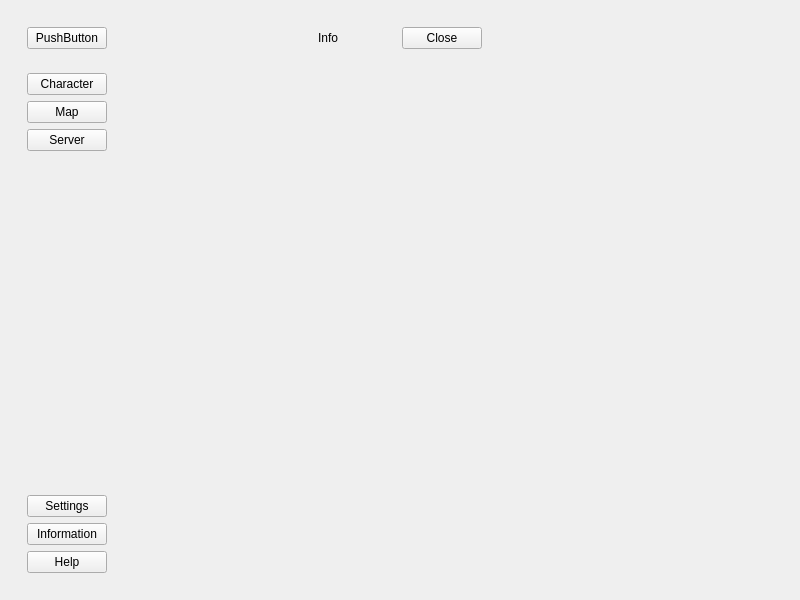
Above: designer pyside/ui/QCustomQMainWindow.ui from La-Cuisine/Dungeon-Kitchen before the change. Below: the same form after it.
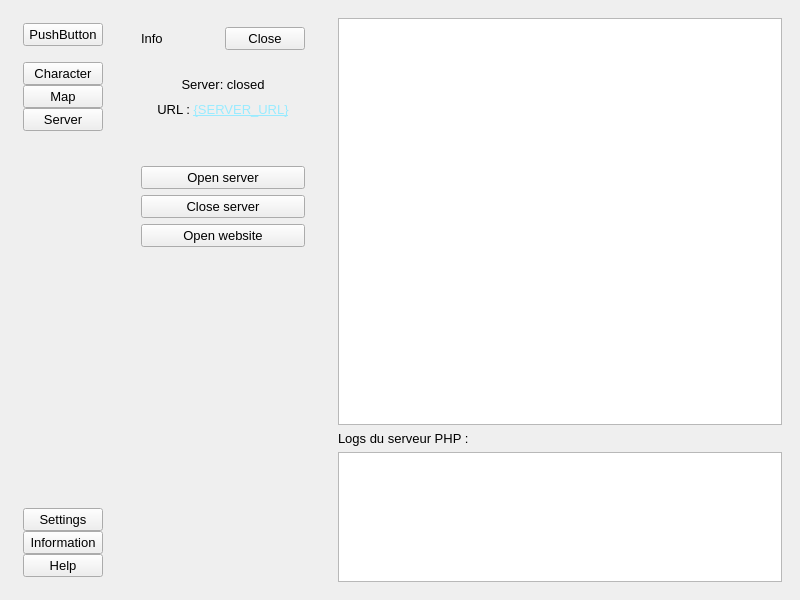
That is the form after the change. The open tabs and pages were chosen to show the change. Custom widgets are drawn as their Qt base class.

```diff
--- a/designer pyside/ui/QCustomQMainWindow.ui
+++ b/designer pyside/ui/QCustomQMainWindow.ui
@@ -10,6 +10,11 @@
     <height>600</height>
    </rect>
   </property>
+  <property name="font">
+   <font>
+    <pointsize>10</pointsize>
+   </font>
+  </property>
   <property name="windowTitle">
    <string>Custom MainWindow</string>
   </property>
@@ -17,12 +22,33 @@
    <layout class="QHBoxLayout" name="horizontalLayout">
     <item alignment="Qt::AlignmentFlag::AlignLeft">
      <widget class="QWidget" name="sidebar" native="true">
+      <property name="maximumSize">
+       <size>
+        <width>150</width>
+        <height>16777215</height>
+       </size>
+      </property>
       <layout class="QVBoxLayout" name="verticalLayout">
        <item alignment="Qt::AlignmentFlag::AlignLeft|Qt::AlignmentFlag::AlignTop">
         <widget class="QWidget" name="widget_2" native="true">
          <layout class="QVBoxLayout" name="verticalLayout_2">
+          <property name="leftMargin">
+           <number>5</number>
+          </property>
+          <property name="topMargin">
+           <number>5</number>
+          </property>
+          <property name="rightMargin">
+           <number>5</number>
+          </property>
+          <property name="bottomMargin">
+           <number>5</number>
+          </property>
           <item>
-           <widget class="QPushButton" name="openInfoMenu">
+           <widget class="QPushButton" name="open_info_menu_btn">
+            <property name="autoFillBackground">
+             <bool>true</bool>
+            </property>
             <property name="text">
              <string>PushButton</string>
             </property>
@@ -34,22 +60,46 @@
        <item alignment="Qt::AlignmentFlag::AlignLeft|Qt::AlignmentFlag::AlignTop">
         <widget class="QWidget" name="widget_3" native="true">
          <layout class="QVBoxLayout" name="verticalLayout_4">
+          <property name="spacing">
+           <number>0</number>
+          </property>
+          <property name="leftMargin">
+           <number>5</number>
+          </property>
+          <property name="topMargin">
+           <number>5</number>
+          </property>
+          <property name="rightMargin">
+           <number>5</number>
+          </property>
+          <property name="bottomMargin">
+           <number>5</number>
+          </property>
           <item>
-           <widget class="QPushButton" name="character">
+           <widget class="QPushButton" name="character_btn">
+            <property name="autoFillBackground">
+             <bool>true</bool>
+            </property>
             <property name="text">
              <string>Character</string>
             </property>
            </widget>
           </item>
           <item>
-           <widget class="QPushButton" name="map">
+           <widget class="QPushButton" name="map_btn">
+            <property name="autoFillBackground">
+             <bool>true</bool>
+            </property>
             <property name="text">
              <string>Map</string>
             </property>
            </widget>
           </item>
           <item>
-           <widget class="QPushButton" name="server">
+           <widget class="QPushButton" name="server_btn">
+            <property name="autoFillBackground">
+             <bool>true</bool>
+            </property>
             <property name="text">
              <string>Server</string>
             </property>
@@ -74,22 +124,46 @@
        <item alignment="Qt::AlignmentFlag::AlignLeft|Qt::AlignmentFlag::AlignBottom">
         <widget class="QWidget" name="widget" native="true">
          <layout class="QVBoxLayout" name="verticalLayout_3">
+          <property name="spacing">
+           <number>0</number>
+          </property>
+          <property name="leftMargin">
+           <number>5</number>
+          </property>
+          <property name="topMargin">
+           <number>5</number>
+          </property>
+          <property name="rightMargin">
+           <number>5</number>
+          </property>
+          <property name="bottomMargin">
+           <number>5</number>
+          </property>
           <item>
-           <widget class="QPushButton" name="settings">
+           <widget class="QPushButton" name="settings_btn">
+            <property name="autoFillBackground">
+             <bool>true</bool>
+            </property>
             <property name="text">
              <string>Settings</string>
             </property>
            </widget>
           </item>
           <item>
-           <widget class="QPushButton" name="information">
+           <widget class="QPushButton" name="information_btn">
+            <property name="autoFillBackground">
+             <bool>true</bool>
+            </property>
             <property name="text">
              <string>Information</string>
             </property>
            </widget>
           </item>
           <item>
-           <widget class="QPushButton" name="help">
+           <widget class="QPushButton" name="help_btn">
+            <property name="autoFillBackground">
+             <bool>true</bool>
+            </property>
             <property name="text">
              <string>Help</string>
             </property>
@@ -102,26 +176,47 @@
      </widget>
     </item>
     <item>
-     <widget class="QWidget" name="infoMenu" native="true">
+     <widget class="QWidget" name="center_menu" native="true">
+      <property name="minimumSize">
+       <size>
+        <width>200</width>
+        <height>200</height>
+       </size>
+      </property>
       <property name="maximumSize">
        <size>
         <width>200</width>
         <height>16777215</height>
        </size>
       </property>
+      <property name="autoFillBackground">
+       <bool>false</bool>
+      </property>
       <layout class="QVBoxLayout" name="verticalLayout_5">
        <item>
-        <widget class="QWidget" name="sidebarTop" native="true">
+        <widget class="QWidget" name="center_menu_top" native="true">
+         <property name="maximumSize">
+          <size>
+           <width>200</width>
+           <height>16777215</height>
+          </size>
+         </property>
+         <property name="autoFillBackground">
+          <bool>false</bool>
+         </property>
          <layout class="QHBoxLayout" name="horizontalLayout_2">
           <item>
-           <widget class="QLabel" name="label">
+           <widget class="QLabel" name="center_menu_top_label">
             <property name="text">
              <string>Info</string>
             </property>
            </widget>
           </item>
           <item>
-           <widget class="QPushButton" name="closeInfo">
+           <widget class="QPushButton" name="close_infomenu_btn">
+            <property name="autoFillBackground">
+             <bool>true</bool>
+            </property>
             <property name="text">
              <string>Close</string>
             </property>
@@ -131,19 +226,308 @@
         </widget>
        </item>
        <item>
-        <widget class="QStackedWidget" name="stackedWidget">
+        <widget class="QStackedWidget" name="stacked_widget">
+         <property name="sizePolicy">
+          <sizepolicy hsizetype="Preferred" vsizetype="Preferred">
+           <horstretch>0</horstretch>
+           <verstretch>0</verstretch>
+          </sizepolicy>
+         </property>
+         <property name="autoFillBackground">
+          <bool>true</bool>
+         </property>
          <property name="currentIndex">
           <number>0</number>
          </property>
-         <widget class="QWidget" name="page"/>
-         <widget class="QWidget" name="page_2"/>
+         <widget class="QWidget" name="settings_menu">
+          <layout class="QVBoxLayout" name="verticalLayout_6">
+           <item>
+            <spacer name="verticalSpacer_2">
+             <property name="orientation">
+              <enum>Qt::Orientation::Vertical</enum>
+             </property>
+             <property name="sizeHint" stdset="0">
+              <size>
+               <width>20</width>
+               <height>40</height>
+              </size>
+             </property>
+            </spacer>
+           </item>
+           <item alignment="Qt::AlignmentFlag::AlignVCenter">
+            <widget class="QWidget" name="widget_4" native="true">
+             <layout class="QVBoxLayout" name="verticalLayout_7">
+              <item>
+               <widget class="QLabel" name="settings_menu_label">
+                <property name="text">
+                 <string>Settings</string>
+                </property>
+                <property name="alignment">
+                 <set>Qt::AlignmentFlag::AlignCenter</set>
+                </property>
+               </widget>
+              </item>
+              <item>
+               <widget class="QFrame" name="frame">
+                <property name="frameShape">
+                 <enum>QFrame::Shape::StyledPanel</enum>
+                </property>
+                <property name="frameShadow">
+                 <enum>QFrame::Shadow::Raised</enum>
+                </property>
+                <layout class="QHBoxLayout" name="horizontalLayout_3">
+                 <item>
+                  <widget class="QLabel" name="theme_menu_label">
+                   <property name="text">
+                    <string>Theme</string>
+                   </property>
+                  </widget>
+                 </item>
+                 <item>
+                  <widget class="QComboBox" name="theme_list"/>
+                 </item>
+                </layout>
+               </widget>
+              </item>
+             </layout>
+            </widget>
+           </item>
+           <item>
+            <spacer name="verticalSpacer_3">
+             <property name="orientation">
+              <enum>Qt::Orientation::Vertical</enum>
+             </property>
+             <property name="sizeHint" stdset="0">
+              <size>
+               <width>20</width>
+               <height>40</height>
+              </size>
+             </property>
+            </spacer>
+           </item>
+          </layout>
+         </widget>
+         <widget class="QWidget" name="character_menu">
+          <layout class="QVBoxLayout" name="verticalLayout_12">
+           <item alignment="Qt::AlignmentFlag::AlignTop">
+            <widget class="QLabel" name="character_menu_label">
+             <property name="text">
+              <string>Character</string>
+             </property>
+             <property name="alignment">
+              <set>Qt::AlignmentFlag::AlignCenter</set>
+             </property>
+            </widget>
+           </item>
+           <item>
+            <widget class="QTextEdit" name="character_menu_textbox">
+             <property name="readOnly">
+              <bool>true</bool>
+             </property>
+            </widget>
+           </item>
+          </layout>
+         </widget>
+         <widget class="QWidget" name="map_menu">
+          <layout class="QVBoxLayout" name="verticalLayout_13">
+           <item alignment="Qt::AlignmentFlag::AlignTop">
+            <widget class="QLabel" name="map_menu_label">
+             <property name="text">
+              <string>Map tools ?</string>
+             </property>
+             <property name="alignment">
+              <set>Qt::AlignmentFlag::AlignCenter</set>
+             </property>
+            </widget>
+           </item>
+          </layout>
+         </widget>
+         <widget class="QWidget" name="server_menu">
+          <layout class="QVBoxLayout" name="verticalLayout_11">
+           <item>
+            <widget class="QLabel" name="server_state_label">
+             <property name="minimumSize">
+              <size>
+               <width>0</width>
+               <height>20</height>
+              </size>
+             </property>
+             <property name="maximumSize">
+              <size>
+               <width>16777215</width>
+               <height>20</height>
+              </size>
+             </property>
+             <property name="text">
+              <string>Server: closed</string>
+             </property>
+             <property name="alignment">
+              <set>Qt::AlignmentFlag::AlignCenter</set>
+             </property>
+            </widget>
+           </item>
+           <item>
+            <widget class="QLabel" name="url_link_label">
+             <property name="minimumSize">
+              <size>
+               <width>0</width>
+               <height>20</height>
+              </size>
+             </property>
+             <property name="maximumSize">
+              <size>
+               <width>16777215</width>
+               <height>20</height>
+              </size>
+             </property>
+             <property name="text">
+              <string>&lt;html&gt;&lt;head/&gt;&lt;body&gt;&lt;p&gt;URL : &lt;a href=&quot;{SERVER_URL}&quot;&gt;&lt;span style=&quot; text-decoration: underline; color:#99ebff;&quot;&gt;{SERVER_URL}&lt;/span&gt;&lt;/a&gt;&lt;/p&gt;&lt;/body&gt;&lt;/html&gt;</string>
+             </property>
+             <property name="scaledContents">
+              <bool>false</bool>
+             </property>
+             <property name="alignment">
+              <set>Qt::AlignmentFlag::AlignCenter</set>
+             </property>
+             <property name="openExternalLinks">
+              <bool>true</bool>
+             </property>
+            </widget>
+           </item>
+           <item>
+            <spacer name="verticalSpacer_5">
+             <property name="orientation">
+              <enum>Qt::Orientation::Vertical</enum>
+             </property>
+             <property name="sizeType">
+              <enum>QSizePolicy::Policy::Minimum</enum>
+             </property>
+             <property name="sizeHint" stdset="0">
+              <size>
+               <width>20</width>
+               <height>40</height>
+              </size>
+             </property>
+            </spacer>
+           </item>
+           <item>
+            <widget class="QPushButton" name="open_server_btn">
+             <property name="text">
+              <string>Open server</string>
+             </property>
+             <property name="checkable">
+              <bool>false</bool>
+             </property>
+            </widget>
+           </item>
+           <item>
+            <widget class="QPushButton" name="close_server_btn">
+             <property name="text">
+              <string>Close server</string>
+             </property>
+             <property name="checkable">
+              <bool>false</bool>
+             </property>
+             <property name="checked">
+              <bool>false</bool>
+             </property>
+            </widget>
+           </item>
+           <item>
+            <widget class="QPushButton" name="open_website_btn">
+             <property name="text">
+              <string>Open website</string>
+             </property>
+            </widget>
+           </item>
+           <item>
+            <spacer name="verticalSpacer_4">
+             <property name="orientation">
+              <enum>Qt::Orientation::Vertical</enum>
+             </property>
+             <property name="sizeHint" stdset="0">
+              <size>
+               <width>20</width>
+               <height>40</height>
+              </size>
+             </property>
+            </spacer>
+           </item>
+          </layout>
+         </widget>
+         <widget class="QWidget" name="information_menu">
+          <layout class="QVBoxLayout" name="verticalLayout_8">
+           <item alignment="Qt::AlignmentFlag::AlignVCenter">
+            <widget class="QLabel" name="information_menu_label">
+             <property name="text">
+              <string>Information</string>
+             </property>
+             <property name="alignment">
+              <set>Qt::AlignmentFlag::AlignCenter</set>
+             </property>
+            </widget>
+           </item>
+          </layout>
+         </widget>
+         <widget class="QWidget" name="help_menu">
+          <layout class="QVBoxLayout" name="verticalLayout_9">
+           <item alignment="Qt::AlignmentFlag::AlignVCenter">
+            <widget class="QLabel" name="help_menu_label">
+             <property name="text">
+              <string>Help</string>
+             </property>
+             <property name="alignment">
+              <set>Qt::AlignmentFlag::AlignCenter</set>
+             </property>
+            </widget>
+           </item>
+          </layout>
+         </widget>
         </widget>
        </item>
       </layout>
      </widget>
     </item>
     <item>
-     <widget class="QWidget" name="mainBody" native="true"/>
+     <widget class="QWidget" name="main_body" native="true">
+      <property name="sizePolicy">
+       <sizepolicy hsizetype="Expanding" vsizetype="Preferred">
+        <horstretch>0</horstretch>
+        <verstretch>0</verstretch>
+       </sizepolicy>
+      </property>
+      <layout class="QVBoxLayout" name="verticalLayout_10">
+       <item>
+        <widget class="QGraphicsView" name="graphicsView"/>
+       </item>
+       <item>
+        <widget class="QLabel" name="label">
+         <property name="text">
+          <string>Logs du serveur PHP :</string>
+         </property>
+        </widget>
+       </item>
+       <item>
+        <widget class="QTextEdit" name="log_view">
+         <property name="sizePolicy">
+          <sizepolicy hsizetype="Expanding" vsizetype="Maximum">
+           <horstretch>0</horstretch>
+           <verstretch>0</verstretch>
+          </sizepolicy>
+         </property>
+         <property name="maximumSize">
+          <size>
+           <width>16777215</width>
+           <height>130</height>
+          </size>
+         </property>
+         <property name="readOnly">
+          <bool>true</bool>
+         </property>
+        </widget>
+       </item>
+      </layout>
+     </widget>
     </item>
    </layout>
   </widget>
```
Left out of the diff: 2 changed lines with no effect on the pictures.
